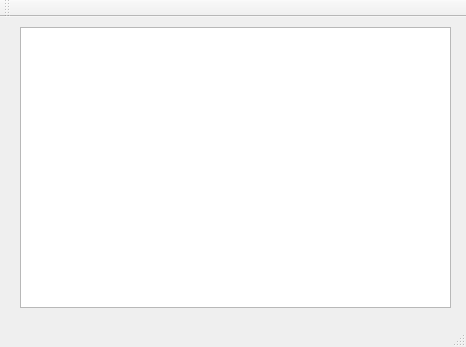
Old version of the form Symulator/mainwindow.ui in the repository jakubt33/Inverted_Pendulum_Symulator.
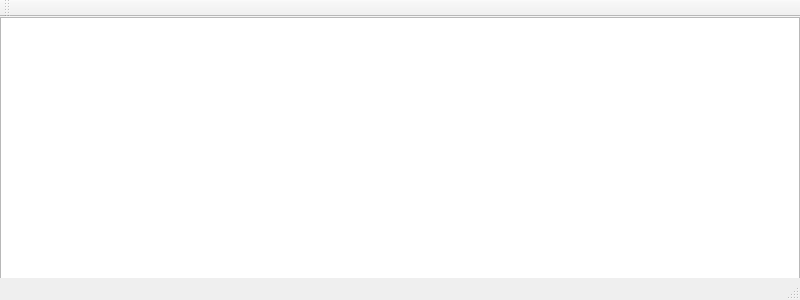
New version of the form.

```diff
--- a/Symulator/mainwindow.ui
+++ b/Symulator/mainwindow.ui
@@ -6,8 +6,8 @@
    <rect>
     <x>0</x>
     <y>0</y>
-    <width>466</width>
-    <height>347</height>
+    <width>800</width>
+    <height>300</height>
    </rect>
   </property>
   <property name="windowTitle">
@@ -17,12 +17,24 @@
    <widget class="QGraphicsView" name="ViewSpace">
     <property name="geometry">
      <rect>
-      <x>20</x>
-      <y>10</y>
-      <width>431</width>
-      <height>281</height>
+      <x>0</x>
+      <y>0</y>
+      <width>800</width>
+      <height>300</height>
      </rect>
     </property>
+    <property name="sizePolicy">
+     <sizepolicy hsizetype="Fixed" vsizetype="Fixed">
+      <horstretch>0</horstretch>
+      <verstretch>0</verstretch>
+     </sizepolicy>
+    </property>
+    <property name="sizeAdjustPolicy">
+     <enum>QAbstractScrollArea::AdjustIgnored</enum>
+    </property>
+    <property name="transformationAnchor">
+     <enum>QGraphicsView::AnchorViewCenter</enum>
+    </property>
    </widget>
   </widget>
   <widget class="QMenuBar" name="menuBar">
```
Left out of the diff: 2 changed lines with no effect on the pictures.
